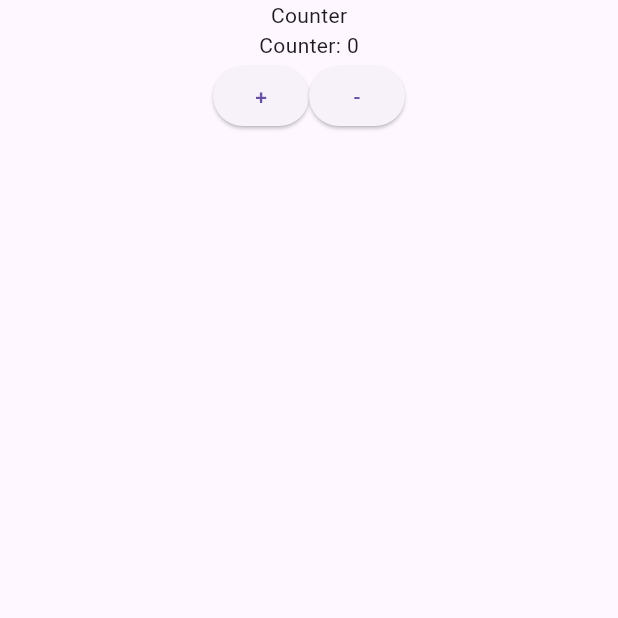
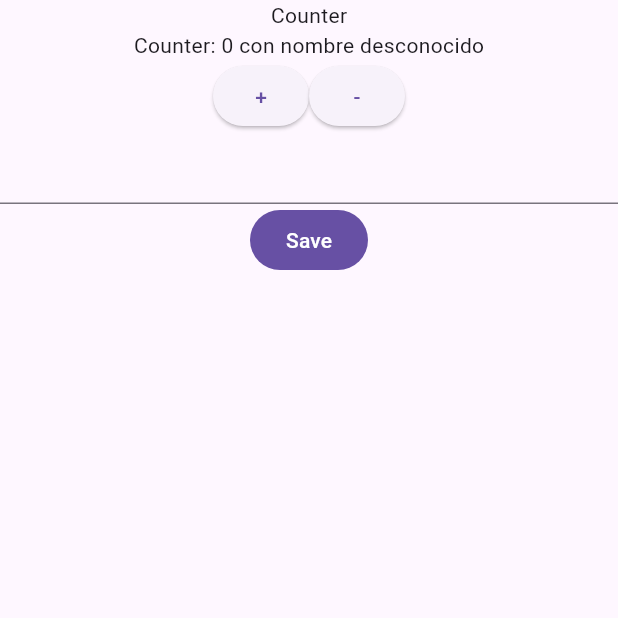
Before and after one commit to arturoalbero/PMDM, a Flutter app: the screen it shows after launch, on a phone screen of 412 x 824 dp, the top half of it. Run offline on Flutter 3.47's test engine with Material 3 defaults, Android fonts, the phone set to English and light mode, and no system bars; our stand-ins replace flutter_riverpod, go_router.

Commit message:
riverpod normal

```diff
--- a/FIRST PART/UNIT 04/riverpod_tutorial/lib/main.dart
+++ b/FIRST PART/UNIT 04/riverpod_tutorial/lib/main.dart
@@ -1,5 +1,6 @@
 import 'package:flutter/material.dart';
 import 'package:flutter_riverpod/flutter_riverpod.dart';
+import 'package:riverpod_tutorial/user_name_notifier.dart';
 
 void main() {
   runApp(ProviderScope(child: const MainApp()));
@@ -52,10 +53,11 @@ class CounterText extends ConsumerWidget {
   Widget build(BuildContext context, WidgetRef ref) {
     //COUNT vigila los cambios en el provider
     final count = ref.watch(counterProvider);
+    final name = ref.watch(userNameProvider);
 
     return Column(
       children: [
-        Text('Counter: $count'),
+        Text('Counter: $count con nombre ${(name!="")?name:"desconocido"}'),
         Row(
           mainAxisAlignment: MainAxisAlignment.center,
           children: [
@@ -70,6 +72,7 @@ class CounterText extends ConsumerWidget {
             ),
           ],
         ),
+        NameForm()
       ],
     );
   }
--- /dev/null
+++ b/FIRST PART/UNIT 04/riverpod_tutorial/lib/user_name_notifier.dart
@@ -0,0 +1,59 @@
+import 'package:flutter/material.dart';
+import 'package:flutter_riverpod/flutter_riverpod.dart';
+
+//Definimos un notificador de Strings
+class UserNameNotifier extends Notifier<String> {
+  @override
+  String build() => '';
+
+  void changeName(String name) {
+    state = name;
+  }
+}
+
+//Creamos su provider como antes
+final userNameProvider = NotifierProvider<UserNameNotifier, String>(
+  UserNameNotifier.new,
+);
+
+//Creamos el Consumer, pero esta vez como StatefulWidget
+
+class NameForm extends ConsumerStatefulWidget {
+  const NameForm({super.key});
+  //En lugar de un State, va a tener un ConsumerState
+  @override
+  ConsumerState<NameForm> createState() => _NameFormState();
+}
+
+// CREAMOS LA CLASE DEL ESTADO
+// Esta clase ya incorpora ref como propiedad heredada, así que no la necesitamos en el build.
+
+class _NameFormState extends ConsumerState<NameForm> {
+  final _nameController = TextEditingController();
+
+  //dispose sirve para liberar recursos, se ejecuta cuando el widget se elimina
+  @override
+  void dispose() {
+    _nameController.dispose();
+    super.dispose();
+  }
+
+  @override
+  Widget build(BuildContext context) {
+    return Column(
+      children: [
+        TextField(controller: _nameController,),
+        FilledButton(
+          onPressed: () {
+            // Podemos usar la propiedad ref porque está heredada
+            //En este caso, leemos el providery luego cambiamos el nombre
+            ref
+                .read(userNameProvider.notifier)
+                .changeName(_nameController.text.trim());
+          },
+          child: const Text('Save'),
+        ),
+      ],
+    );
+  }
+}
```
Also changed, not shown: 1 other file.
